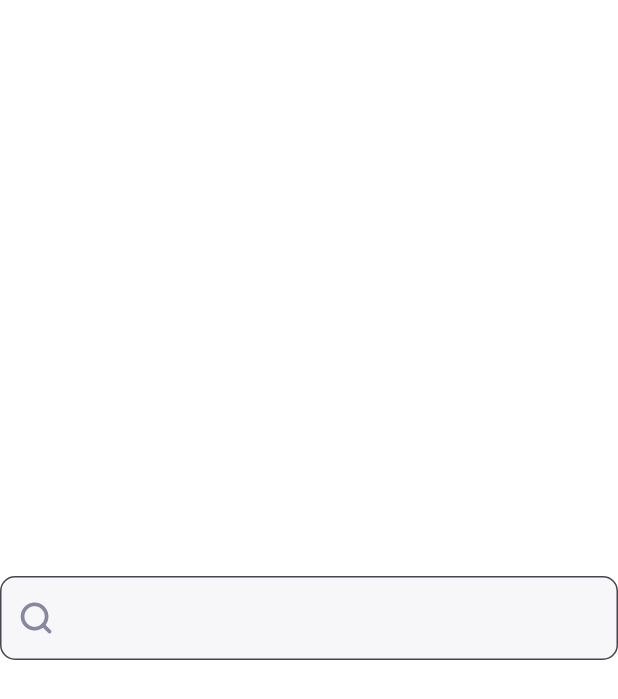
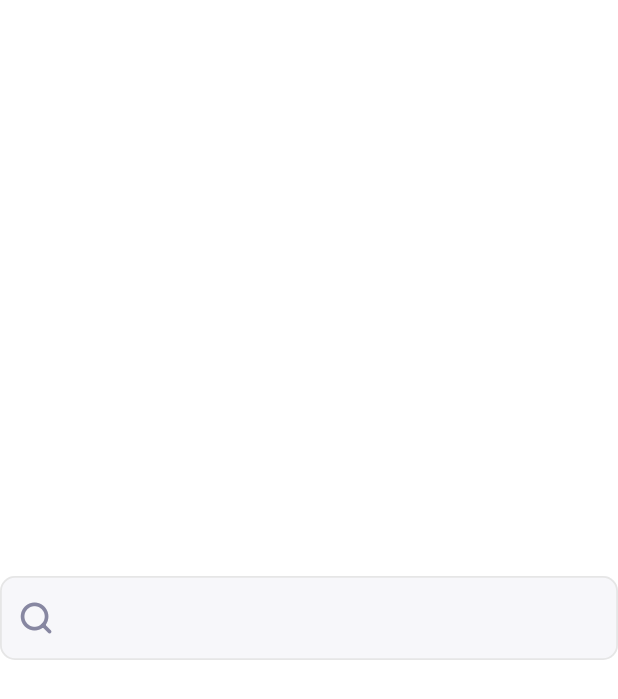
Before and after one commit to aorayden/eterna, a Flutter app: the screen it shows after launch, on a phone screen of 412 x 824 dp. Shown: the top 699 px of the screen. Run offline on Flutter 3.47's test engine with Material 3 defaults, Android fonts, the phone set to English and light mode, and no system bars; our stand-ins replace google_fonts, mask_text_input_formatter.

Commit message:
Add enabledBorder to input, search, and select components
Added the enabledBorder property to the input, search, and select components to ensure consistent border styling when the fields are enabled but not focused. This improves UI consistency and visual feedback for users.

```diff
--- a/packages/ui_kit/lib/components/input.dart
+++ b/packages/ui_kit/lib/components/input.dart
@@ -148,6 +148,11 @@ class _AppInputState extends State<AppInput> {
                   borderRadius: BorderRadius.circular(10),
                   borderSide: BorderSide(color: borderColor, width: 1.2),
                 ),
+                // Граница в включённом состоянии.
+                enabledBorder: OutlineInputBorder(
+                  borderRadius: BorderRadius.circular(10),
+                  borderSide: BorderSide(color: borderColor, width: 1.2),
+                ),
                 // Граница при фокусе.
                 focusedBorder: OutlineInputBorder(
                   borderRadius: BorderRadius.circular(10),
--- a/packages/ui_kit/lib/components/search.dart
+++ b/packages/ui_kit/lib/components/search.dart
@@ -76,6 +76,14 @@ class _AppSearchState extends State<AppSearch> {
             width: 1.2,
           ),
         ),
+        // Граница в включённом состоянии.
+        enabledBorder: OutlineInputBorder(
+          borderRadius: BorderRadius.circular(10),
+          borderSide: const BorderSide(
+            color: AppColors.inputStroke,
+            width: 1.2,
+          ),
+        ),
         // Граница при фокусе.
         focusedBorder: OutlineInputBorder(
           borderRadius: BorderRadius.circular(10),
```
Also changed, not shown: packages/ui_kit/lib/components/select.dart (+7 -0 lines).
